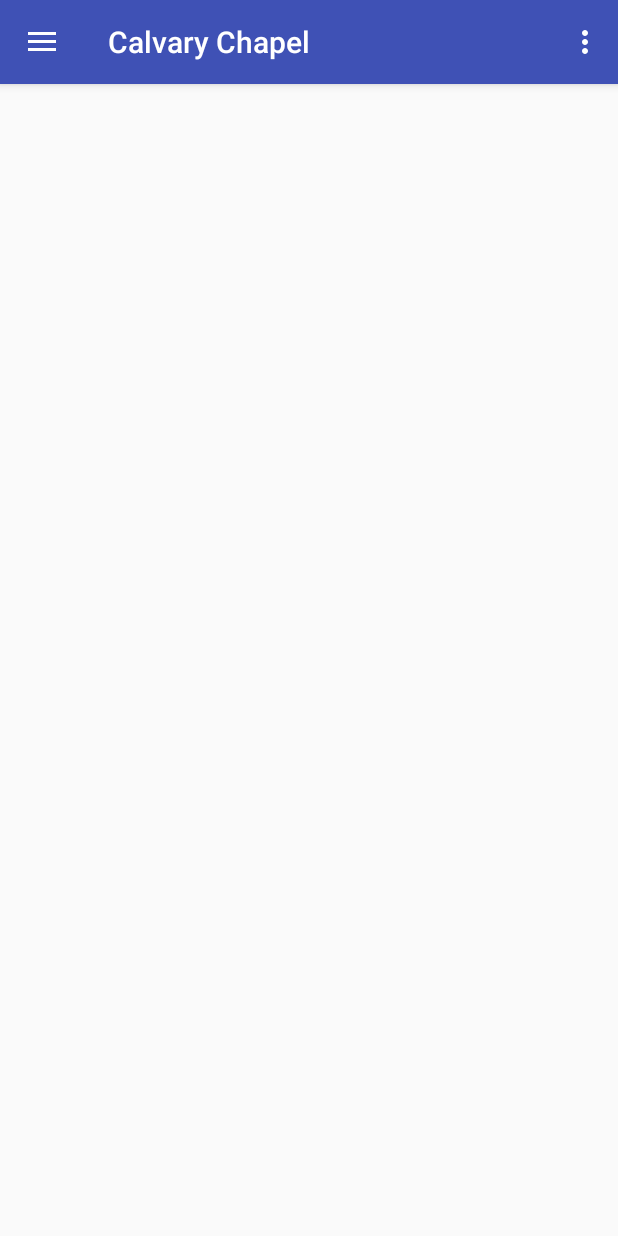
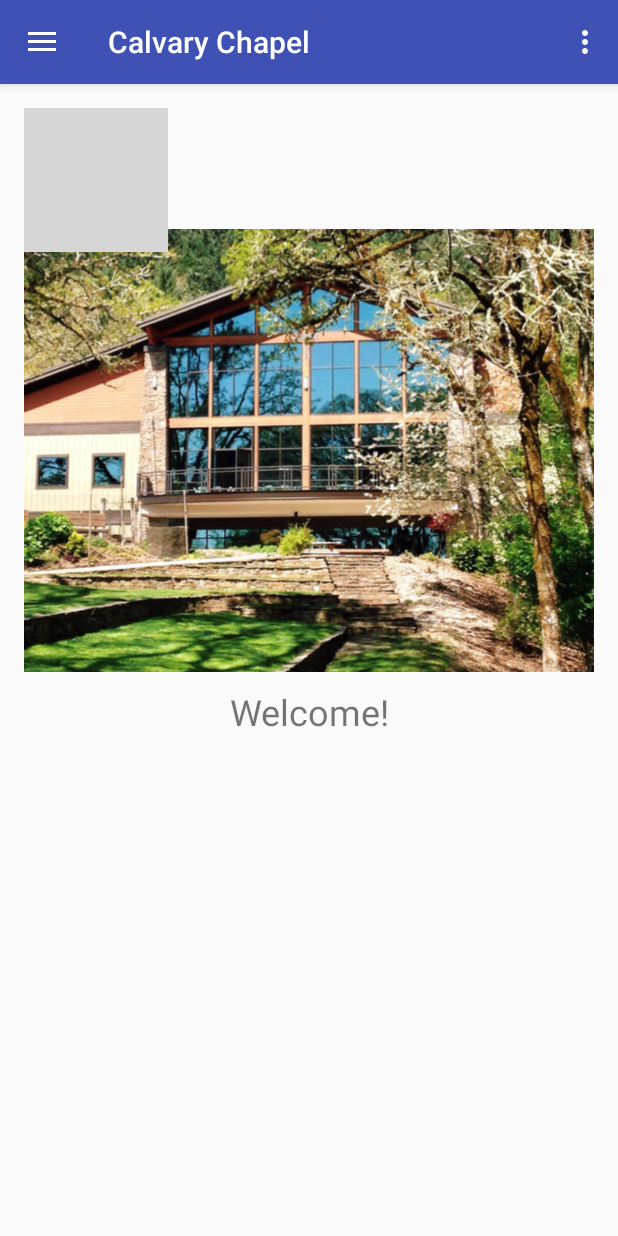
Before and after one commit to Maxdimm/Capstone-group-62, an Android app: the screen it shows after launch (MainActivity), on a phone screen of 412 x 824 dp. Run offline under Robolectric (Android 15) with nearby library versions, the light colour scheme and no system bars; grey boxes are pictures that could not be loaded.

Commit message:
added home page and welcome image

```diff
--- /dev/null
+++ b/Android/CalvaryChapel/app/src/main/java/com/example/courtney/calvarychapel/HomeFragment.java
@@ -0,0 +1,24 @@
+package com.example.courtney.calvarychapel;
+
+import android.app.Fragment;
+import android.os.Bundle;
+import android.support.annotation.Nullable;
+import android.view.LayoutInflater;
+import android.view.View;
+import android.view.ViewGroup;
+
+/**
+ * Created by Courtney on 2/4/17.
+ */
+
+public class HomeFragment extends Fragment {
+
+    View myView;
+
+    @Nullable
+    @Override
+    public View onCreateView(LayoutInflater inflater, ViewGroup container, Bundle savedInstanceState) {
+        myView = inflater.inflate(R.layout.home_page, container, false);
+        return myView;
+    }
+}
--- a/Android/CalvaryChapel/app/src/main/java/com/example/courtney/calvarychapel/MainActivity.java
+++ b/Android/CalvaryChapel/app/src/main/java/com/example/courtney/calvarychapel/MainActivity.java
@@ -1,11 +1,7 @@
 package com.example.courtney.calvarychapel;
 
-import android.os.AsyncTask;
+import android.app.FragmentManager;
 import android.os.Bundle;
-import android.support.design.widget.FloatingActionButton;
-import android.support.design.widget.Snackbar;
-import android.app.FragmentManager;
-import android.view.View;
 import android.support.design.widget.NavigationView;
 import android.support.v4.view.GravityCompat;
 import android.support.v4.widget.DrawerLayout;
@@ -35,6 +31,9 @@ public class MainActivity extends AppCompatActivity
 
         NavigationView navigationView = (NavigationView) findViewById(R.id.nav_view);
         navigationView.setNavigationItemSelectedListener(this);
+
+        FragmentManager homeFrag = getFragmentManager();
+        homeFrag.beginTransaction().replace(R.id.content_frame, new HomeFragment()).commit();
     }
 
     @Override
@@ -77,7 +76,12 @@ public class MainActivity extends AppCompatActivity
         FragmentManager fragmentManager = getFragmentManager();
 
 
-        if (id == R.id.nav_first_layout) {
+        if (id == R.id.nav_home_page) {
+            fragmentManager.beginTransaction()
+                    .replace(R.id.content_frame
+                            , new HomeFragment())
+                    .commit();
+        } else if (id == R.id.nav_first_layout) {
             fragmentManager.beginTransaction()
                     .replace(R.id.content_frame
                             , new FirstFragment())
--- /dev/null
+++ b/Android/CalvaryChapel/app/src/main/res/layout/home_page.xml
@@ -0,0 +1,32 @@
+<?xml version="1.0" encoding="utf-8"?>
+<LinearLayout xmlns:android="http://schemas.android.com/apk/res/android"
+    android:layout_width="match_parent"
+    android:layout_height="match_parent"
+    android:orientation="vertical">
+
+
+    <ImageView
+        android:layout_width="wrap_content"
+        android:layout_height="wrap_content"
+        android:src="@drawable/calvary"/>
+
+    <ImageView
+        android:layout_width="wrap_content"
+        android:layout_height="315dp"
+        android:layout_marginTop="-25dp"
+        android:src="@drawable/welcomepage"/>
+
+    <TextView
+        android:text="Welcome!"
+        android:layout_width="match_parent"
+        android:layout_height="wrap_content"
+        android:layout_alignParentTop="true"
+        android:layout_centerHorizontal="true"
+        android:textAlignment="center"
+        android:id="@+id/main1"
+        android:textSize="24sp" />
+
+
+
+
+</LinearLayout>
--- a/Android/CalvaryChapel/app/src/main/res/menu/activity_main_drawer.xml
+++ b/Android/CalvaryChapel/app/src/main/res/menu/activity_main_drawer.xml
@@ -2,6 +2,10 @@
 <menu xmlns:android="http://schemas.android.com/apk/res/android">
 
     <group android:checkableBehavior="single">
+        <item
+            android:id="@+id/nav_home_page"
+            android:icon="@drawable/ic_menu_camera"
+            android:title="Home Page" />
         <item
             android:id="@+id/nav_first_layout"
             android:icon="@drawable/ic_menu_camera"
```
Also changed, not shown: Android/CalvaryChapel/app/src/main/res/drawable/welcomepage.png (added), 2 other files.
